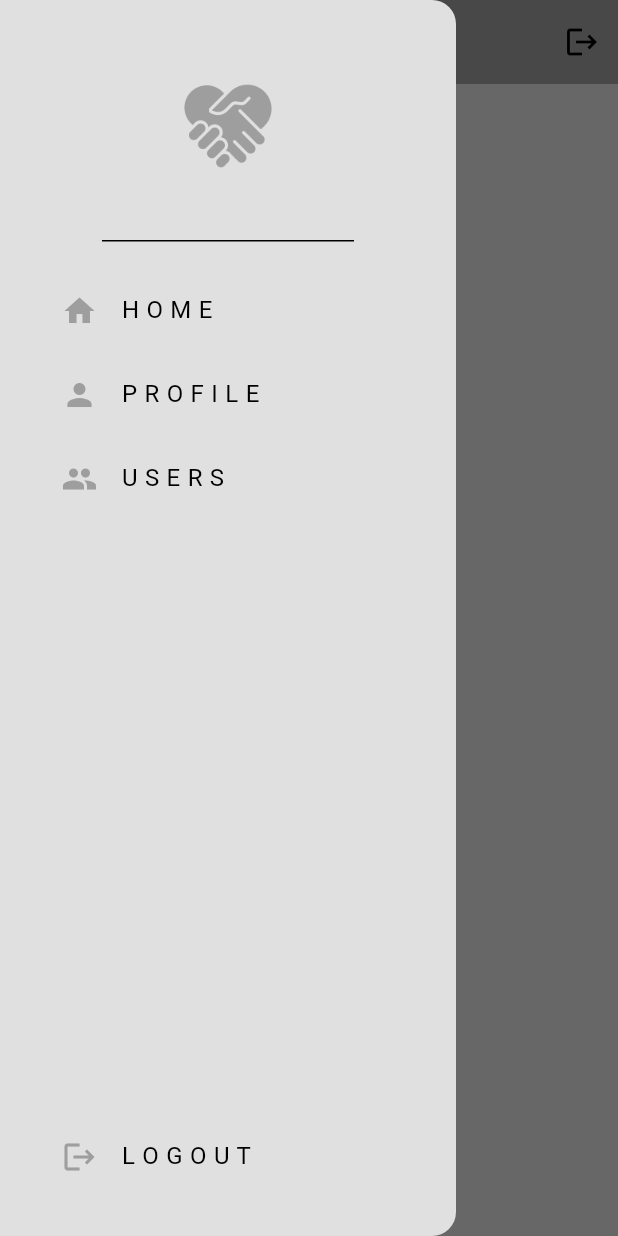
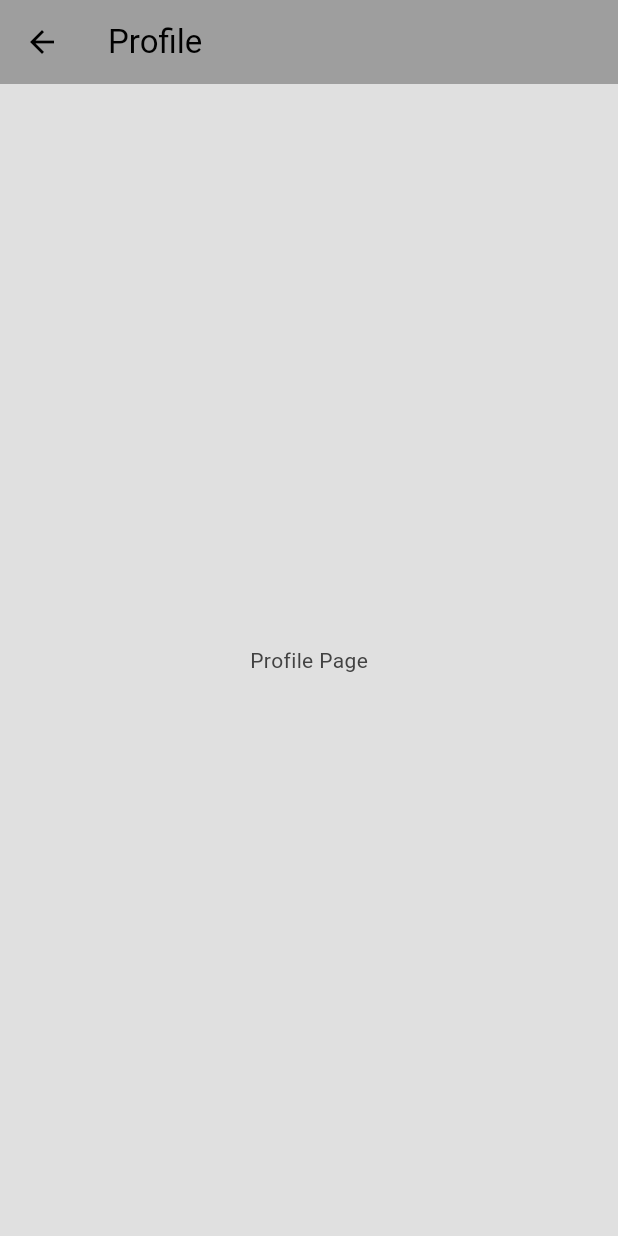
Before and after one commit to 4bhisheksharma/bhetghat-app, a Flutter app: the screen it shows once a user with an empty profile is signed in, in the side drawer, after a tap on "P R O F I L E", on a phone screen of 412 x 824 dp. Run offline on Flutter 3.47's test engine with Material 3 defaults, Android fonts, the phone set to English and light mode, and no system bars; our stand-ins replace cloud_firestore, firebase_auth, firebase_core; accounts and stored records are empty; generated files the repository leaves out were written again.

Commit message:
feat: implement logout functionality in MyDrawer; add navigation routes for profile and users pages; create ProfilePage and UsersPage components; update dependencies to include cloud_firestore; issue in create method to collect user data into firebase//still in dev

```diff
--- a/lib/main.dart
+++ b/lib/main.dart
@@ -1,6 +1,9 @@
 import 'package:bhetghat/controller/auth.dart';
 import 'package:bhetghat/controller/login_or_register.dart';
 import 'package:bhetghat/firebase_options.dart';
+import 'package:bhetghat/pages/content/home_page.dart';
+import 'package:bhetghat/pages/content/profile_page.dart';
+import 'package:bhetghat/pages/content/users_page.dart';
 import 'package:bhetghat/theme/dark_mode.dart';
 import 'package:bhetghat/theme/light_mode.dart';
 import 'package:firebase_core/firebase_core.dart';
@@ -23,6 +26,12 @@ class MyApp extends StatelessWidget {
       theme: lightModeTheme,
       darkTheme: darkModeTheme,
       home: AuthPage(),
+      routes: {
+        '/login_register_page': (context) => const LoginOrRegister(),
+        '/home_page': (context) => HomePage(),
+        '/profile_page': (context) => ProfilePage(),
+        '/users_page': (context) => UsersPage(),
+      },
     );
   }
 }
--- a/lib/pages/content/home_page.dart
+++ b/lib/pages/content/home_page.dart
@@ -1,14 +1,8 @@
 import 'package:bhetghat/components/my_drawer.dart';
-import 'package:firebase_auth/firebase_auth.dart';
 import 'package:flutter/material.dart';
 
 class HomePage extends StatelessWidget {
   const HomePage({super.key});
-
-  //logout method
-  void logout() async {
-    await FirebaseAuth.instance.signOut();
-  }
 
   @override
   Widget build(BuildContext context) {
@@ -16,9 +10,6 @@ class HomePage extends StatelessWidget {
       appBar: AppBar(
         title: const Text("Home Page"),
         backgroundColor: Theme.of(context).colorScheme.inversePrimary,
-        actions: [
-          IconButton(onPressed: logout, icon: const Icon(Icons.logout)),
-        ],
       ),
 
       body: const Center(child: Text('Home Page')),
--- a/lib/pages/content/profile_page.dart
+++ b/lib/pages/content/profile_page.dart
@@ -1 +1,16 @@
 import 'package:flutter/material.dart';
+
+class ProfilePage extends StatelessWidget {
+  const ProfilePage({super.key});
+
+  @override
+  Widget build(BuildContext context) {
+    return Scaffold(
+      appBar: AppBar(
+        title: const Text("Profile"),
+        backgroundColor: Theme.of(context).colorScheme.inversePrimary,
+      ),
+      body: const Center(child: Text('Profile Page')),
+    );
+  }
+}
--- a/pubspec.yaml
+++ b/pubspec.yaml
@@ -36,6 +36,7 @@ dependencies:
   cupertino_icons: ^1.0.8
   firebase_core: ^4.1.0
   firebase_auth: ^6.0.2
+  cloud_firestore: ^6.0.1
 
 dev_dependencies:
   flutter_test:
```
Also changed, not shown: lib/components/my_drawer.dart (+22 -3 lines), lib/pages/auth/register_page.dart (+18 -1 lines), lib/pages/content/users_page.dart (+15 -0 lines).
